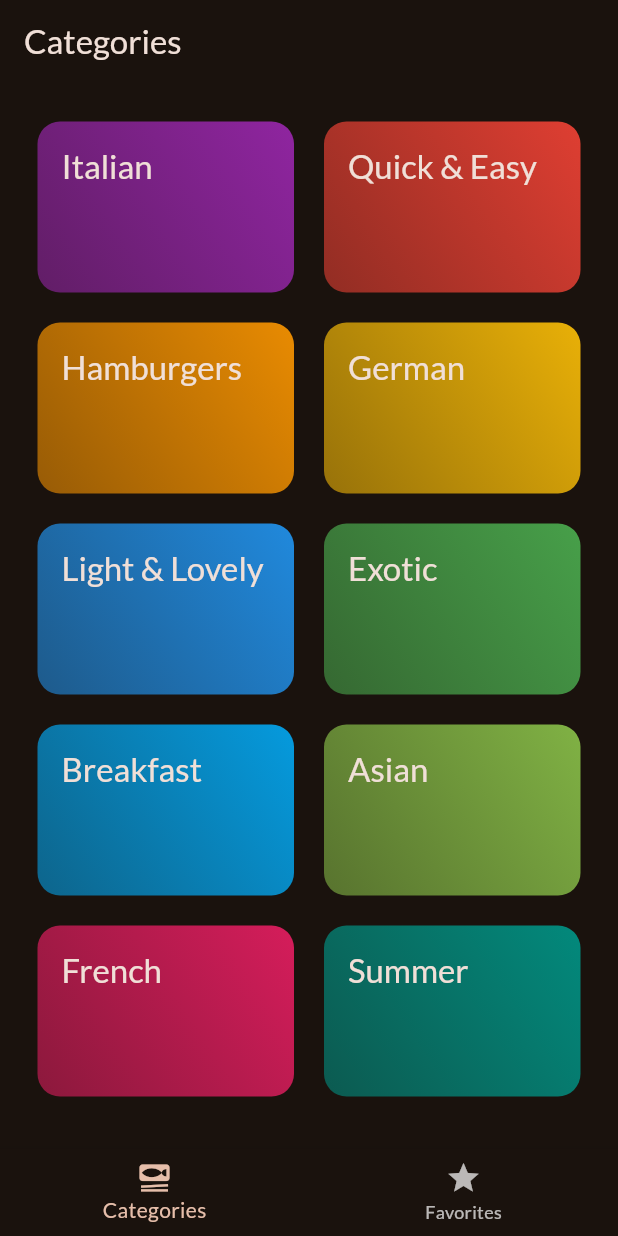
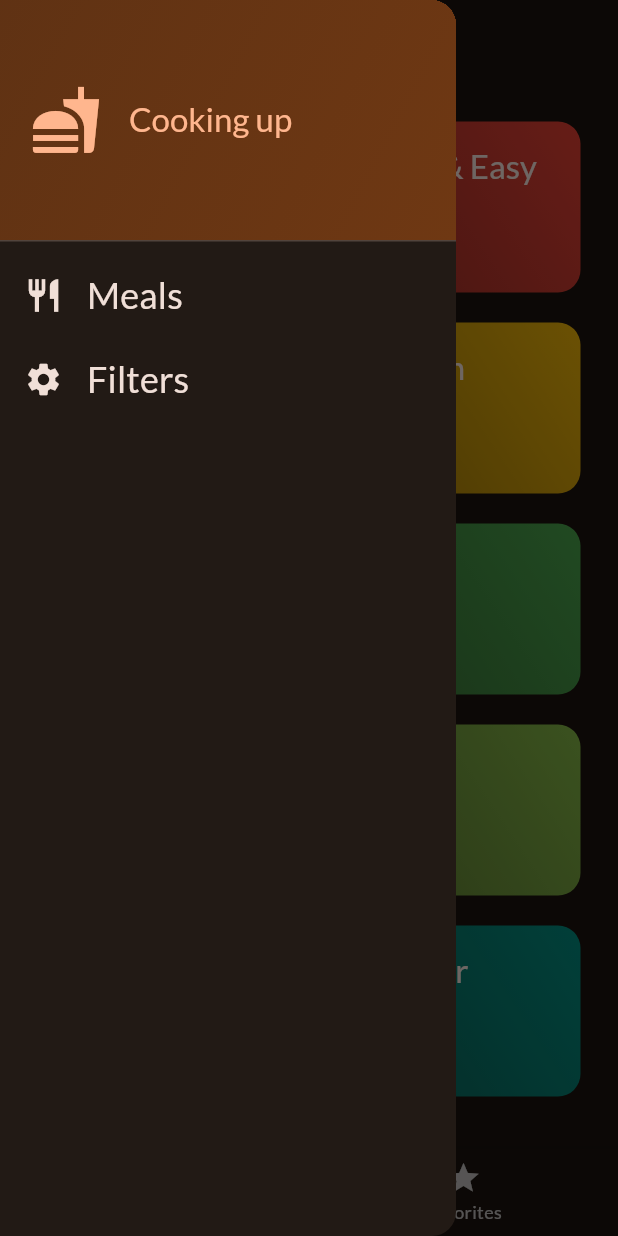
Before and after one commit to Juntakk/meals, a Flutter app: the screen it shows after launch, with the side drawer open (before the commit the screen has no drawer), on a phone screen of 412 x 824 dp. Run offline on Flutter 3.47's test engine with Material 3 defaults, Android fonts, the phone set to English and light mode, and no system bars; our stand-ins replace google_fonts, transparent_image.

Commit message:
Second commit

```diff
--- a/lib/screens/categories.dart
+++ b/lib/screens/categories.dart
@@ -1,14 +1,22 @@
 import 'package:flutter/material.dart';
 import 'package:mealapp/data/dummy_data.dart';
+import 'package:mealapp/models/meal.dart';
 import 'package:mealapp/widgets/category_grid_item.dart';
 import "package:mealapp/screens/meals.dart";
 import "package:mealapp/models/category.dart";
 
 class CategoriesScreen extends StatelessWidget {
-  const CategoriesScreen({super.key});
+  const CategoriesScreen({
+    super.key,
+    required this.onToggleFavorite,
+    required this.availableMeals,
+  });
+
+  final void Function(Meal meal) onToggleFavorite;
+  final List<Meal> availableMeals;
 
   void _selectCategory(BuildContext context, Category category) {
-    final filteredMeals = dummyMeals
+    final filteredMeals = availableMeals
         .where(
           (meal) => meal.categories.contains(category.id),
         )
@@ -20,6 +28,7 @@ class CategoriesScreen extends StatelessWidget {
         builder: (ctx) => MealScreen(
           title: category.title,
           meals: filteredMeals,
+          onToggleFavorite: onToggleFavorite,
         ),
       ),
     );
--- a/lib/screens/tabs.dart
+++ b/lib/screens/tabs.dart
@@ -1,6 +1,17 @@
 import 'package:flutter/material.dart';
+import 'package:mealapp/data/dummy_data.dart';
 import 'package:mealapp/screens/categories.dart';
+import 'package:mealapp/screens/filters.dart';
 import 'package:mealapp/screens/meals.dart';
+import "package:mealapp/models/meal.dart";
+import 'package:mealapp/widgets/main_drawer.dart';
+
+const kInitialFilters = {
+  Filter.glutenFree: false,
+  Filter.lactoseFree: false,
+  Filter.vegetarian: false,
+  Filter.vegan: false,
+};
 
 class TabsScreen extends StatefulWidget {
   const TabsScreen({super.key});
@@ -11,6 +22,33 @@ class TabsScreen extends StatefulWidget {
 
 class _TabsScreenState extends State<TabsScreen> {
   int _selectedPageIndex = 0;
+  final List<Meal> _favoriteMeals = [];
+  Map<Filter, bool> _selectedFilters = kInitialFilters;
+
+  void _showInfoMessage(String message) {
+    ScaffoldMessenger.of(context).clearSnackBars();
+    ScaffoldMessenger.of(context).showSnackBar(
+      SnackBar(
+        content: Text(message),
+      ),
+    );
+  }
+
+  void _toggleMealFavoriteStatus(Meal meal) {
+    final isExisting = _favoriteMeals.contains(meal);
+
+    if (isExisting) {
+      setState(() {
+        _favoriteMeals.remove(meal);
+      });
+      _showInfoMessage("Meal unfavorited");
+    } else {
+      setState(() {
+        _favoriteMeals.add(meal);
+      });
+      _showInfoMessage("Meal favorited");
+    }
+  }
 
   void _selectPage(int index) {
     setState(() {
@@ -18,19 +56,62 @@ class _TabsScreenState extends State<TabsScreen> {
     });
   }
 
+  void _setScreen(String identifier) async {
+    Navigator.of(context).pop();
+
+    if (identifier == "filters") {
+      final result = await Navigator.of(context).push<Map<Filter, bool>>(
+        MaterialPageRoute(
+          builder: (ctx) => FiltersScreen(
+            currentFilters: _selectedFilters,
+          ),
+        ),
+      );
+
+      setState(() {
+        _selectedFilters = result ?? kInitialFilters;
+      });
+    }
+  }
+
   @override
   Widget build(BuildContext context) {
-    Widget activePage = CategoriesScreen();
+    final availableMeals = dummyMeals.where((meal) {
+      if (_selectedFilters[Filter.glutenFree]! && !meal.isGlutenFree) {
+        return false;
+      }
+      if (_selectedFilters[Filter.lactoseFree]! && !meal.isLactoseFree) {
+        return false;
+      }
+      if (_selectedFilters[Filter.vegetarian]! && !meal.isVegetarian) {
+        return false;
+      }
+      if (_selectedFilters[Filter.vegan]! && !meal.isVegan) {
+        return false;
+      }
+      return true;
+    }).toList();
+
+    Widget activePage = CategoriesScreen(
+      onToggleFavorite: _toggleMealFavoriteStatus,
+      availableMeals: availableMeals,
+    );
     var activePageTitle = "Categories";
 
     if (_selectedPageIndex == 1) {
-      activePage = const MealScreen(meals: []);
+      activePage = MealScreen(
+        meals: _favoriteMeals,
+        onToggleFavorite: _toggleMealFavoriteStatus,
+      );
       activePageTitle = "Favorites";
     }
 
     return Scaffold(
       appBar: AppBar(
         title: Text(activePageTitle),
+      ),
+      drawer: MainDrawer(
+        onSelectScreen: _setScreen,
       ),
       body: activePage,
       bottomNavigationBar: BottomNavigationBar(
--- /dev/null
+++ b/lib/widgets/main_drawer.dart
@@ -0,0 +1,86 @@
+import 'package:flutter/material.dart';
+
+class MainDrawer extends StatelessWidget {
+  const MainDrawer({
+    super.key,
+    required this.onSelectScreen,
+  });
+
+  final void Function(String identifier) onSelectScreen;
+
+  @override
+  Widget build(BuildContext context) {
+    return Drawer(
+      child: Column(
+        children: [
+          DrawerHeader(
+            padding: const EdgeInsets.all(20),
+            decoration: BoxDecoration(
+              gradient: LinearGradient(
+                colors: [
+                  Theme.of(context).colorScheme.primaryContainer,
+                  Theme.of(context)
+                      .colorScheme
+                      .primaryContainer
+                      .withOpacity(0.8),
+                ],
+                begin: Alignment.bottomRight,
+                end: Alignment.topLeft,
+              ),
+            ),
+            child: Row(
+              children: [
+                Icon(
+                  Icons.fastfood,
+                  size: 48,
+                  color: Theme.of(context).colorScheme.primary,
+                ),
+                const SizedBox(width: 18),
+                Text(
+                  "Cooking up",
+                  style: Theme.of(context).textTheme.titleLarge!.copyWith(
+                        color: Theme.of(context).colorScheme.primary,
+                      ),
+                ),
+              ],
+            ),
+          ),
+          ListTile(
+            leading: Icon(
+              Icons.restaurant,
+              size: 26,
+              color: Theme.of(context).colorScheme.onSurface,
+            ),
+            title: Text(
+              "Meals",
+              style: Theme.of(context).textTheme.titleSmall!.copyWith(
+                    color: Theme.of(context).colorScheme.onSurface,
+                    fontSize: 24,
+                  ),
+            ),
+            onTap: () {
+              onSelectScreen("meals");
+            },
+          ),
+          ListTile(
+            leading: Icon(
+              Icons.settings,
+              size: 26,
+              color: Theme.of(context).colorScheme.onSurface,
+            ),
+            title: Text(
+              "Filters",
+              style: Theme.of(context).textTheme.titleSmall!.copyWith(
+                    color: Theme.of(context).colorScheme.onSurface,
+                    fontSize: 24,
+                  ),
+            ),
+            onTap: () {
+              onSelectScreen("filters");
+            },
+          ),
+        ],
+      ),
+    );
+  }
+}
```
Also changed, not shown: lib/screens/filters.dart (added, +177 -0 lines), lib/screens/meal_details.dart (+10 -0 lines), lib/screens/meals.dart (+7 -1 lines).
